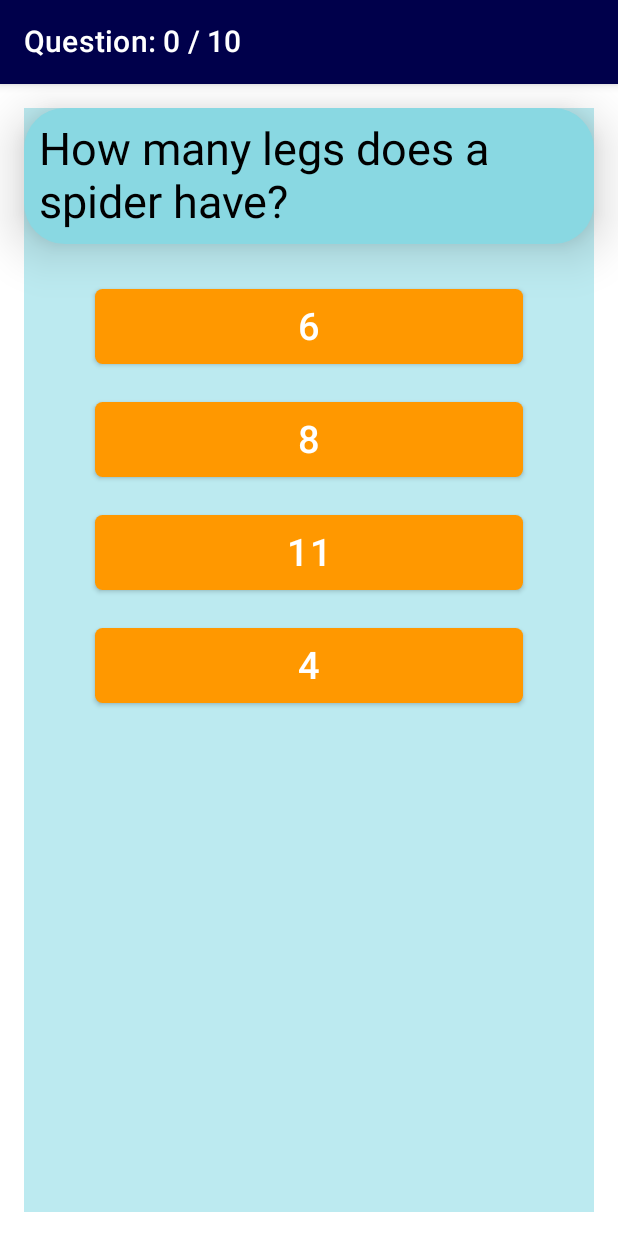
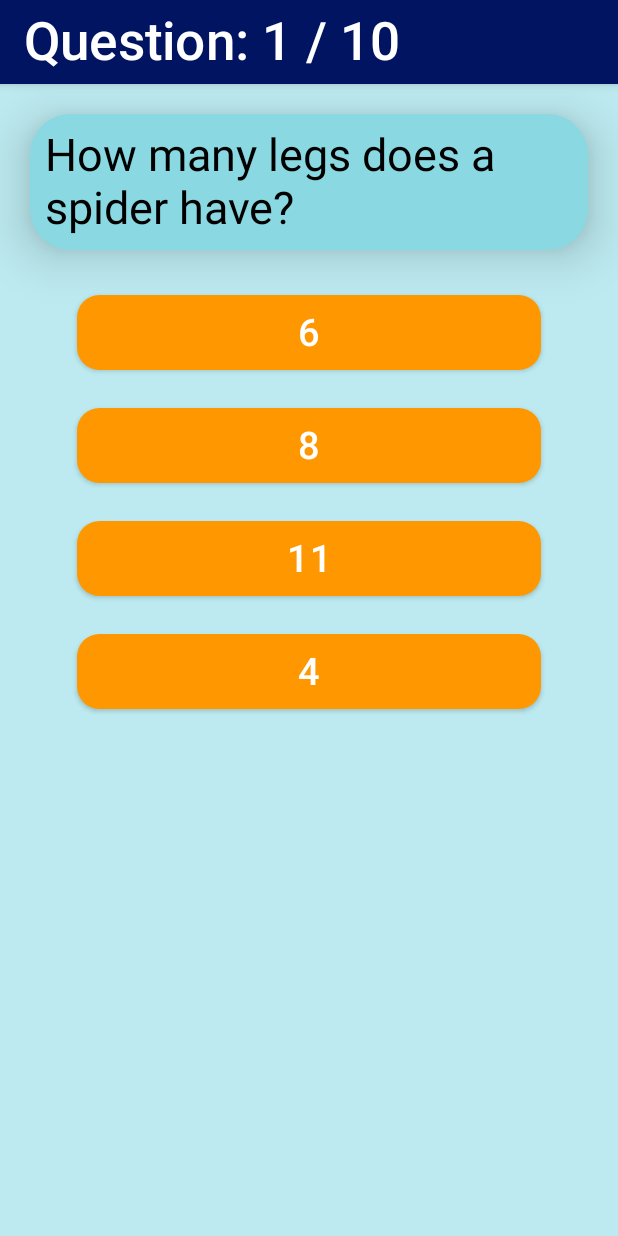
Before and after one commit to idos1234/QuizGame, an Android app built with Jetpack Compose: the GameScreen screen opened through its navigation route, on a phone screen of 412 x 824 dp. Run offline under Robolectric (Android 15) with nearby library versions, the phone set to English and light mode, and no system bars; our stand-ins replace window size class.

Commit message:
Upgrading top bar

```diff
--- a/app/src/main/java/com/example/quizgame/ui/GameScreen.kt
+++ b/app/src/main/java/com/example/quizgame/ui/GameScreen.kt
@@ -30,13 +30,13 @@ fun GameScreen(viewModel: QuizViewModel = viewModel(), AfterTenTimes: () -> Unit
     val ButtonTextSize: TextUnit = when (windowSize) {
         WindowWidthSizeClass.Compact -> 25.sp
         WindowWidthSizeClass.Medium -> 35.sp
-        WindowWidthSizeClass.Expanded -> 50.sp
+        WindowWidthSizeClass.Expanded -> 45.sp
         else -> 50.sp
     }
     val ButtonHeight: Dp = when (windowSize) {
         WindowWidthSizeClass.Compact -> 50.dp
         WindowWidthSizeClass.Medium -> 70.dp
-        WindowWidthSizeClass.Expanded -> 80.dp
+        WindowWidthSizeClass.Expanded -> 68.dp
         else -> 80.dp
     }
 
@@ -64,15 +64,13 @@ fun GameScreen(viewModel: QuizViewModel = viewModel(), AfterTenTimes: () -> Unit
     var selectedValue by rememberSaveable { mutableStateOf("") }
 
     Column(modifier = Modifier
-        .padding(16.dp)
-        .background(background)
-        .fillMaxSize(1f),
+        .fillMaxSize()
+        .background(background),
         horizontalAlignment = Alignment.CenterHorizontally
     ) {
-        Card(elevation = 20.dp, backgroundColor = Secondary) {
+        Card(elevation = 20.dp, backgroundColor = Secondary, modifier = Modifier.padding(end = 20.dp, start = 20.dp, top = 20.dp, bottom = 30.dp)) {
             Text(text = randomQuestion.question, color = Color.Black, fontSize = textSize,  modifier = Modifier.padding(10.dp))
         }
-        Spacer(modifier = Modifier.height(30.dp))
         options.forEach { item ->
             Row() {
                 Spacer(modifier = Modifier.weight(1f))
@@ -113,6 +111,7 @@ fun GameScreen(viewModel: QuizViewModel = viewModel(), AfterTenTimes: () -> Unit
                         }
                     },
                     colors = ButtonDefaults.buttonColors(buttonColor),
+                    shape = com.example.quizgame.ui.theme.Shapes.medium,
                     modifier = Modifier
                         .height(ButtonHeight)
                         .weight(6f)
--- a/app/src/main/java/com/example/quizgame/ui/HomeScreen.kt
+++ b/app/src/main/java/com/example/quizgame/ui/HomeScreen.kt
@@ -35,7 +35,7 @@ fun HomeScreen(onClicked: () -> Unit = {}, windowSize: WindowWidthSizeClass = Wi
     }
 
     Column(modifier = Modifier.fillMaxSize(), horizontalAlignment = Alignment.CenterHorizontally) {
-        Spacer(modifier = Modifier.weight(2f))
+        Spacer(modifier = Modifier.weight(1f))
         Row(modifier = Modifier.weight(3f)) {
             Spacer(modifier = Modifier.weight(1f))
             Text(
@@ -60,7 +60,7 @@ fun HomeScreen(onClicked: () -> Unit = {}, windowSize: WindowWidthSizeClass = Wi
             }
             Spacer(modifier = Modifier.weight(1f))
         }
-        Spacer(modifier = Modifier.weight(6f))
+        Spacer(modifier = Modifier.weight(3f))
     }
 }
 
--- a/app/src/main/java/com/example/quizgame/ui/QuizApp.kt
+++ b/app/src/main/java/com/example/quizgame/ui/QuizApp.kt
@@ -1,12 +1,15 @@
 package com.example.quizgame.ui
 
 import android.annotation.SuppressLint
-import androidx.compose.material.Scaffold
-import androidx.compose.material.Text
-import androidx.compose.material.TopAppBar
+import android.graphics.drawable.ColorDrawable
+import androidx.compose.foundation.layout.height
+import androidx.compose.material.*
 import androidx.compose.material3.windowsizeclass.WindowWidthSizeClass
 import androidx.compose.runtime.*
 import androidx.compose.ui.Modifier
+import androidx.compose.ui.unit.Dp
+import androidx.compose.ui.unit.TextUnit
+import androidx.compose.ui.unit.dp
 import androidx.compose.ui.unit.sp
 import androidx.lifecycle.viewmodel.compose.viewModel
 import androidx.navigation.NavHostController
@@ -14,6 +17,7 @@ import androidx.navigation.compose.NavHost
 import androidx.navigation.compose.composable
 import androidx.navigation.compose.currentBackStackEntryAsState
 import androidx.navigation.compose.rememberNavController
+import com.example.quizgame.ui.theme.buttonColor
 import kotlinx.coroutines.*
 
 
@@ -46,7 +50,8 @@ fun QuizApp(
         topBar = {
             QuizTopAppBar(
                 currentScreen = currentScreen,
-                countQuestions = countQuestions
+                countQuestions = countQuestions,
+                windowSize = windowSize
             )
         }
     ) {
@@ -89,14 +94,24 @@ fun QuizApp(
 fun QuizTopAppBar(
     currentScreen: ScreensNav,
     modifier: Modifier = Modifier,
+    windowSize: WindowWidthSizeClass,
     countQuestions: Int
 ) {
+
+    val barHeight: Dp = when (windowSize) {
+        WindowWidthSizeClass.Compact -> 56.dp
+        WindowWidthSizeClass.Medium -> 70.dp
+        WindowWidthSizeClass.Expanded -> 80.dp
+        else -> 56.dp
+    }
+
     TopAppBar(
         title = {when(currentScreen) {
-            ScreensNav.Start -> Text("Quiz Game", fontSize = 20.sp)
-            ScreensNav.Quiz -> Text("Question: $countQuestions / 10", fontSize = 20.sp)
-            ScreensNav.Final -> Text("Final Score", fontSize = 20.sp)
+            ScreensNav.Start -> Text("Quiz Game", fontSize = 40.sp)
+            ScreensNav.Quiz -> Text("Question: ${countQuestions+1} / 10", fontSize = 35.sp)
+            ScreensNav.Final -> Text("Final Score", fontSize = 40.sp)
         } },
-        modifier = modifier
+        backgroundColor = com.example.quizgame.ui.theme.topAppBarColor,
+        modifier = modifier.height(barHeight)
     )
 }
--- a/app/src/main/java/com/example/quizgame/ui/theme/Color.kt
+++ b/app/src/main/java/com/example/quizgame/ui/theme/Color.kt
@@ -2,6 +2,8 @@ package com.example.quizgame.ui.theme
 
 import androidx.compose.ui.graphics.Color
 
+val background = Color(0xFFBCEAF0)
+val topAppBarColor = Color(0xFF001461)
 val Primary = Color(0xFF00004B)
 val Secondary = Color(0xFF89D8E2)
 val buttonColor = Color(0xFFFF9800)
@@ -16,4 +18,3 @@ val score_8 = Color(0xFF8BC34A)
 val score_9 = Color(0xFF6BBE0B)
 val score_10 = Color(0xFF00FF0A)
 val Textcolor = Color(0xFFFFFFFF)
-val background = Color(0xFFBCEAF0)
--- a/app/src/main/res/values/colors.xml
+++ b/app/src/main/res/values/colors.xml
@@ -1,7 +1,6 @@
 <?xml version="1.0" encoding="utf-8"?>
 <resources>
-    <color name="purple_200">#FFBB86FC</color>
-    <color name="purple_500">#FF6200EE</color>
+    <color name="purple_900">#FF001461</color>
     <color name="purple_700">#FF3700B3</color>
     <color name="teal_200">#FF03DAC5</color>
     <color name="teal_700">#FF018786</color>
--- a/app/src/main/res/values/themes.xml
+++ b/app/src/main/res/values/themes.xml
@@ -2,6 +2,6 @@
 <resources>
 
     <style name="Theme.QuizGame" parent="android:Theme.Material.Light.NoActionBar">
-        <item name="android:statusBarColor">@color/purple_700</item>
+        <item name="android:statusBarColor">@color/purple_900</item>
     </style>
 </resources>
```
Also changed, not shown: app/src/main/java/com/example/quizgame/ui/finalScore.kt (+6 -6 lines).
